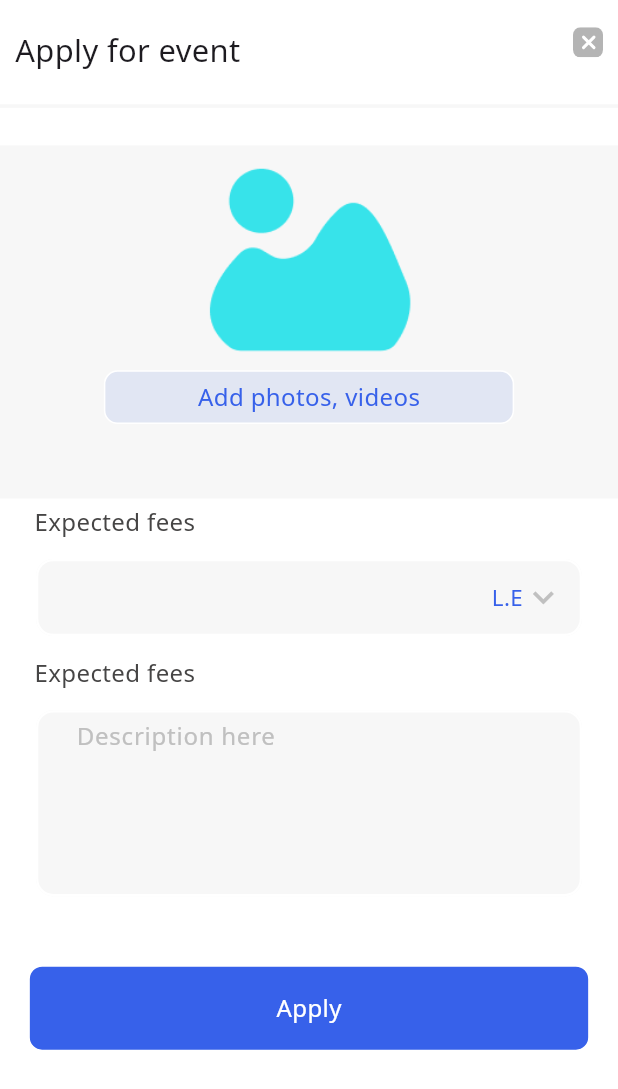
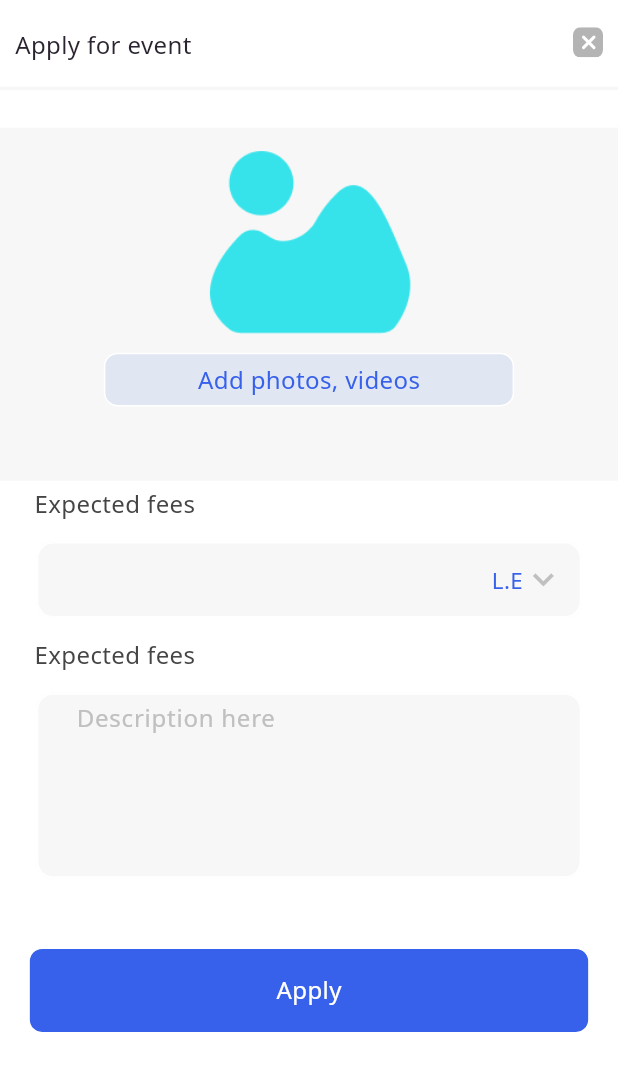
Before and after one commit to TopBusiness-Flutter-Projects/mawhebtak, a Flutter app: the ApplyForEvent screen opened directly, on a phone screen of 412 x 824 dp. Shown: the top 1089 px of the screen. Run offline on Flutter 3.47's test engine with Material 3 defaults, Android fonts, the light colour scheme and no system bars; drawn by our look-alikes of auto_size_text; our stand-ins replace awesome_dialog, bloc, cached_network_image, connectivity_plus, dartz, dio and 14 more; missing offline and left inert: overlay_loader_with_app_icon; accounts and stored records are empty; Roboto replaces fonts that are missing (Noto Sans); project files that could hold a hidden picture were left out.

Commit message:
some update

```diff
--- a/lib/config/routes/app_routes.dart
+++ b/lib/config/routes/app_routes.dart
@@ -2,6 +2,7 @@ import 'package:flutter/material.dart';
 import 'package:mawhebtak/features/about_us/screens/about_us_screen.dart';
 import 'package:mawhebtak/features/auth/change_password/screens/change_password_screen.dart';
 import 'package:mawhebtak/features/auth/forget_password/screens/forget_password_screen.dart';
+import 'package:mawhebtak/features/auth/new_account/screens/new_account_screen.dart';
 import 'package:mawhebtak/features/auth/on_boarding/screen/onboarding_screen.dart';
 import 'package:mawhebtak/features/auth/splash/screens/splash_screen.dart';
 import 'package:mawhebtak/features/calender/screens/calender_screen.dart';
--- a/lib/features/events/screens/apply_for_event.dart
+++ b/lib/features/events/screens/apply_for_event.dart
@@ -37,7 +37,7 @@ class _ApplyForEventState extends State<ApplyForEvent> {
             body: Column(
               crossAxisAlignment: CrossAxisAlignment.start,
               children: [
-                CustomApplyAppBar(),
+                CustomAppBarWithClearWidget(title:  "apply_for_event".tr(),),
                 SizedBox(height: getHeightSize(context) / 33),
 
                 // الصورة والزر
--- a/lib/features/events/screens/widgets/custom_apply_app_bar.dart
+++ b/lib/features/events/screens/widgets/custom_apply_app_bar.dart
@@ -4,9 +4,9 @@ import 'package:flutter_svg/svg.dart';
 import '../../../../core/exports.dart';
 import '../../../../core/utils/app_colors.dart';
 
-class CustomApplyAppBar extends StatelessWidget {
-  const CustomApplyAppBar({super.key});
-
+class CustomAppBarWithClearWidget extends StatelessWidget {
+  const CustomAppBarWithClearWidget({super.key, required this.title});
+  final String title;
   @override
   Widget build(BuildContext context) {
     return    Container(
@@ -24,7 +24,12 @@ class CustomApplyAppBar extends StatelessWidget {
             children: [
               Padding(
                 padding: const EdgeInsets.all(10.0),
-                child: Text("apply_for_event".tr()),
+                child: Text(title,style: TextStyle(
+                  fontSize: 14.sp,
+                  fontWeight: FontWeight.w400,
+                  color: AppColors.blackLite
+
+                ),),
               ),
               Padding(
                 padding: const EdgeInsets.all(10.0),
@@ -36,7 +41,7 @@ class CustomApplyAppBar extends StatelessWidget {
               ),
             ],
           ),
-          SizedBox(height: getHeightSize(context)/80,),
+          SizedBox(height: getHeightSize(context)/150,),
           Container(
             color: AppColors.grayLite,
             width: double.infinity,height: 2.h,)
--- a/lib/features/new_event/screens/new_event_screen.dart
+++ b/lib/features/new_event/screens/new_event_screen.dart
@@ -1,6 +1,5 @@
 import 'package:easy_localization/easy_localization.dart';
-import 'package:mawhebtak/core/widgets/custom_simple_appbar.dart';
-
+import 'package:mawhebtak/features/events/screens/widgets/custom_apply_app_bar.dart';
 import '../../../core/exports.dart';
 
 class NewEventScreen extends StatelessWidget {
@@ -10,12 +9,10 @@ class NewEventScreen extends StatelessWidget {
   Widget build(BuildContext context) {
     return SafeArea(
       child: Scaffold(
-        body: Column(
-          children: [
-          // CustomSimpleAppbar(title: "new_event".tr()),
-          ],
-        ),
-      ),
+          body: Column(children: [
+        CustomAppBarWithClearWidget(title: "new_event".tr()),
+
+      ])),
     );
   }
 }
```
Also changed, not shown: pubspec.lock.
